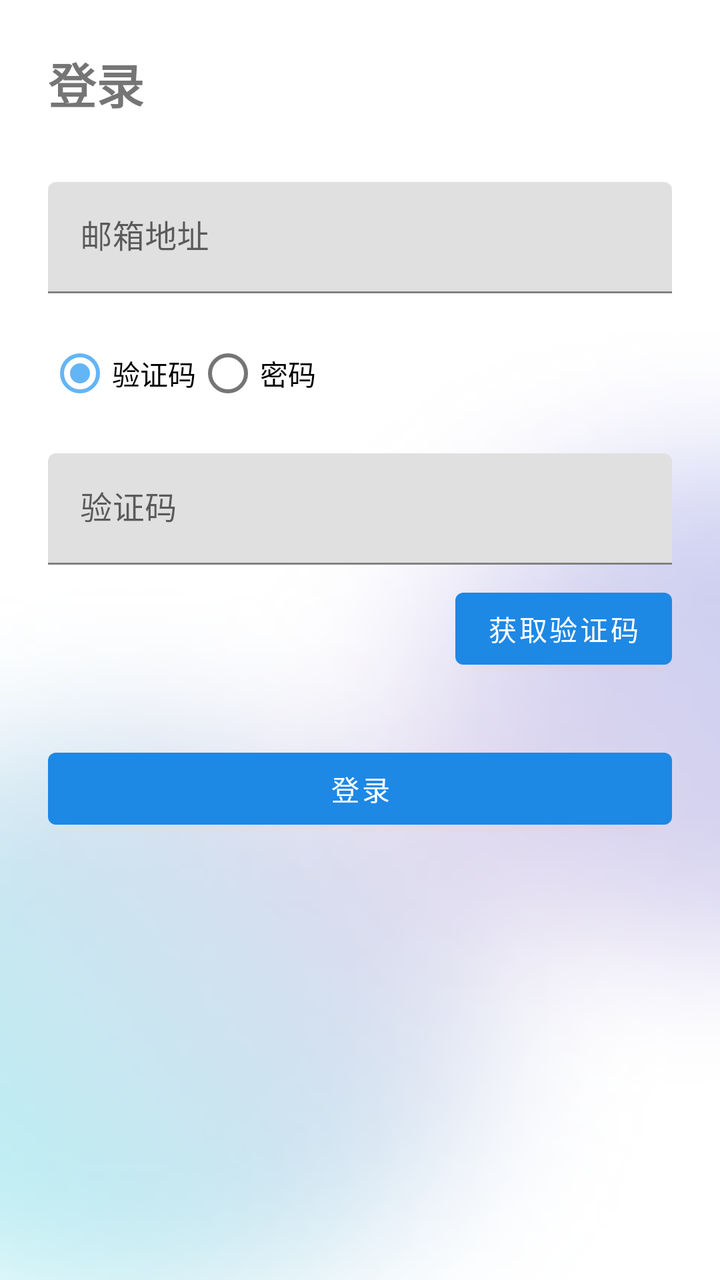
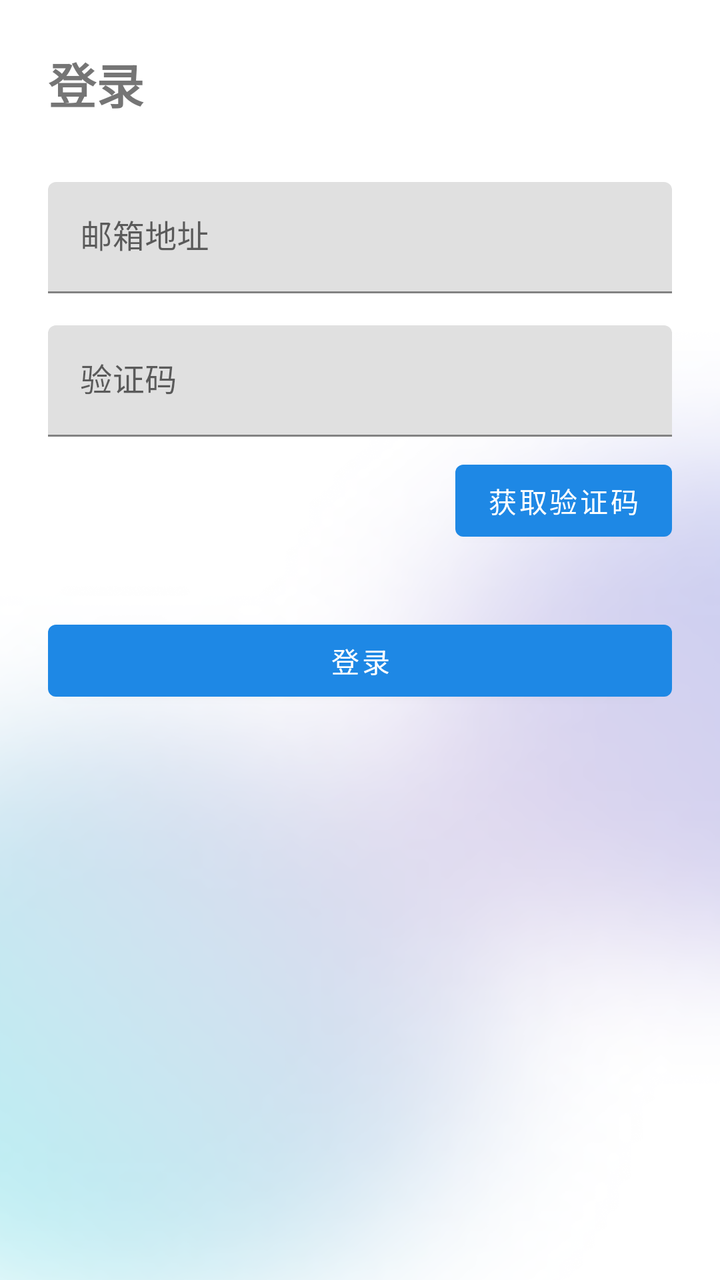

Two renders of the same Android screen: before a commit and after it. Below are the layout's source before the change and the commit's diff.
<!-- AndroidManifest.xml: application theme Theme.InsightNewsAndroid -->
<!-- res/layout/activity_login.xml -->
<?xml version="1.0" encoding="utf-8"?>
<LinearLayout xmlns:android="http://schemas.android.com/apk/res/android"
    android:layout_width="match_parent"
    android:layout_height="match_parent"
    android:orientation="vertical"
    android:padding="24dp"
    android:background="@drawable/bg_login">

    <TextView
        android:layout_width="wrap_content"
        android:layout_height="wrap_content"
        android:text="登录"
        android:textSize="24sp"
        android:textStyle="bold"
        android:layout_marginBottom="32dp" />

    
    <com.google.android.material.textfield.TextInputLayout
        android:layout_width="match_parent"
        android:layout_height="wrap_content"
        android:hint="邮箱地址">

        <com.google.android.material.textfield.TextInputEditText
            android:id="@+id/editPhone"
            android:layout_width="match_parent"
            android:layout_height="wrap_content"
            android:inputType="textEmailAddress" />

    </com.google.android.material.textfield.TextInputLayout>

    <RadioGroup
        android:id="@+id/radioGroup"
        android:layout_width="match_parent"
        android:layout_height="wrap_content"
        android:orientation="horizontal"
        android:layout_marginTop="16dp">

        <RadioButton
            android:id="@+id/radioCode"
            android:layout_width="wrap_content"
            android:layout_height="wrap_content"
            android:text="验证码"
            android:checked="true" />

        <RadioButton
            android:id="@+id/radioPassword"
            android:layout_width="wrap_content"
            android:layout_height="wrap_content"
            android:text="密码" />

    </RadioGroup>

    <com.google.android.material.textfield.TextInputLayout
        android:id="@+id/layoutCodeOrPassword"
        android:layout_width="match_parent"
        android:layout_height="wrap_content"
        android:layout_marginTop="16dp"
        android:hint="验证码">

        <com.google.android.material.textfield.TextInputEditText
            android:id="@+id/editCodeOrPassword"
            android:layout_width="match_parent"
            android:layout_height="wrap_content" />

    </com.google.android.material.textfield.TextInputLayout>

    <Button
        android:id="@+id/btnGetCode"
        android:layout_width="wrap_content"
        android:layout_height="wrap_content"
        android:layout_gravity="end"
        android:text="获取验证码"
        android:layout_marginTop="8dp"
        android:visibility="visible" />

    <Button
        android:id="@+id/btnLogin"
        android:layout_width="match_parent"
        android:layout_height="wrap_content"
        android:layout_marginTop="32dp"
        android:text="登录" />

</LinearLayout>
<!-- resources referenced by this layout -->
<resources>
  <!-- drawable bg_login: png bitmap (drawable, 320384 bytes) -->
  <style name="Theme.InsightNewsAndroid" parent="Theme.MaterialComponents.DayNight.DarkActionBar">
          
          <item name="colorPrimary">@color/blue_600</item>
          <item name="colorPrimaryVariant">@color/blue_700</item>
          <item name="colorOnPrimary">@color/white</item>
  
          
          <item name="colorSecondary">@color/blue_300</item>
          <item name="colorSecondaryVariant">@color/blue_400</item>
          <item name="colorOnSecondary">@color/black</item>
  
          
          <item name="android:statusBarColor">?attr/colorPrimaryVariant</item>
  
          
          <item name="android:windowBackground">@drawable/bg_loading</item>
      </style>
  <color name="blue_600">#1E88E5</color>
  <color name="blue_700">#1976D2</color>
  <color name="white">#FFFFFF</color>
  <color name="blue_300">#64B5F6</color>
  <color name="blue_400">#42A5F5</color>
  <color name="black">#000000</color>
  <!-- drawable bg_loading: jpg bitmap (drawable, 309895 bytes) -->
</resources>

<!-- the commit's change to res/layout/activity_login.xml (unified diff, before → after) -->
@@ -14,70 +14,51 @@
         android:textStyle="bold"
         android:layout_marginBottom="32dp" />
 
-    
     <com.google.android.material.textfield.TextInputLayout
         android:layout_width="match_parent"
         android:layout_height="wrap_content"
-        android:hint="邮箱地址">
+        android:hint="邮箱地址"> 
 
         <com.google.android.material.textfield.TextInputEditText
             android:id="@+id/editPhone"
-            android:layout_width="match_parent"
-            android:layout_height="wrap_content"
-            android:inputType="textEmailAddress" />
+        android:layout_width="match_parent"
+        android:layout_height="wrap_content"
+        android:inputType="textEmailAddress" />
 
     </com.google.android.material.textfield.TextInputLayout>
 
-    <RadioGroup
-        android:id="@+id/radioGroup"
-        android:layout_width="match_parent"
-        android:layout_height="wrap_content"
-        android:orientation="horizontal"
-        android:layout_marginTop="16dp">
-
-        <RadioButton
-            android:id="@+id/radioCode"
-            android:layout_width="wrap_content"
-            android:layout_height="wrap_content"
-            android:text="验证码"
-            android:checked="true" />
-
-        <RadioButton
-            android:id="@+id/radioPassword"
-            android:layout_width="wrap_content"
-            android:layout_height="wrap_content"
-            android:text="密码" />
-
-    </RadioGroup>
+    
+    
 
     <com.google.android.material.textfield.TextInputLayout
         android:id="@+id/layoutCodeOrPassword"
-        android:layout_width="match_parent"
-        android:layout_height="wrap_content"
-        android:layout_marginTop="16dp"
-        android:hint="验证码">
+    android:layout_width="match_parent"
+    android:layout_height="wrap_content"
+    android:layout_marginTop="16dp"
+    android:hint="验证码">
 
-        <com.google.android.material.textfield.TextInputEditText
-            android:id="@+id/editCodeOrPassword"
-            android:layout_width="match_parent"
-            android:layout_height="wrap_content" />
+    <com.google.android.material.textfield.TextInputEditText
+        android:id="@+id/editCodeOrPassword"
+    android:layout_width="match_parent"
+    android:layout_height="wrap_content"
+    android:inputType="number" />
 
-    </com.google.android.material.textfield.TextInputLayout>
+</com.google.android.material.textfield.TextInputLayout>
 
-    <Button
-        android:id="@+id/btnGetCode"
-        android:layout_width="wrap_content"
-        android:layout_height="wrap_content"
-        android:layout_gravity="end"
-        android:text="获取验证码"
-        android:layout_marginTop="8dp"
-        android:visibility="visible" />
+<Button
+android:id="@+id/btnGetCode"
+android:layout_width="wrap_content"
+android:layout_height="wrap_content"
+android:layout_gravity="end"
+android:text="获取验证码"
+android:layout_marginTop="8dp"
+android:visibility="visible" /> 
 
-    <Button
-        android:id="@+id/btnLogin"
-        android:layout_width="match_parent"
-        android:layout_height="wrap_content"
-        android:layout_marginTop="32dp"
-        android:text="登录" />
+<Button
+android:id="@+id/btnLogin"
+android:layout_width="match_parent"
+android:layout_height="wrap_content"
+android:layout_marginTop="32dp"
+android:text="登录" />
 
-</LinearLayout>
+    </LinearLayout>
